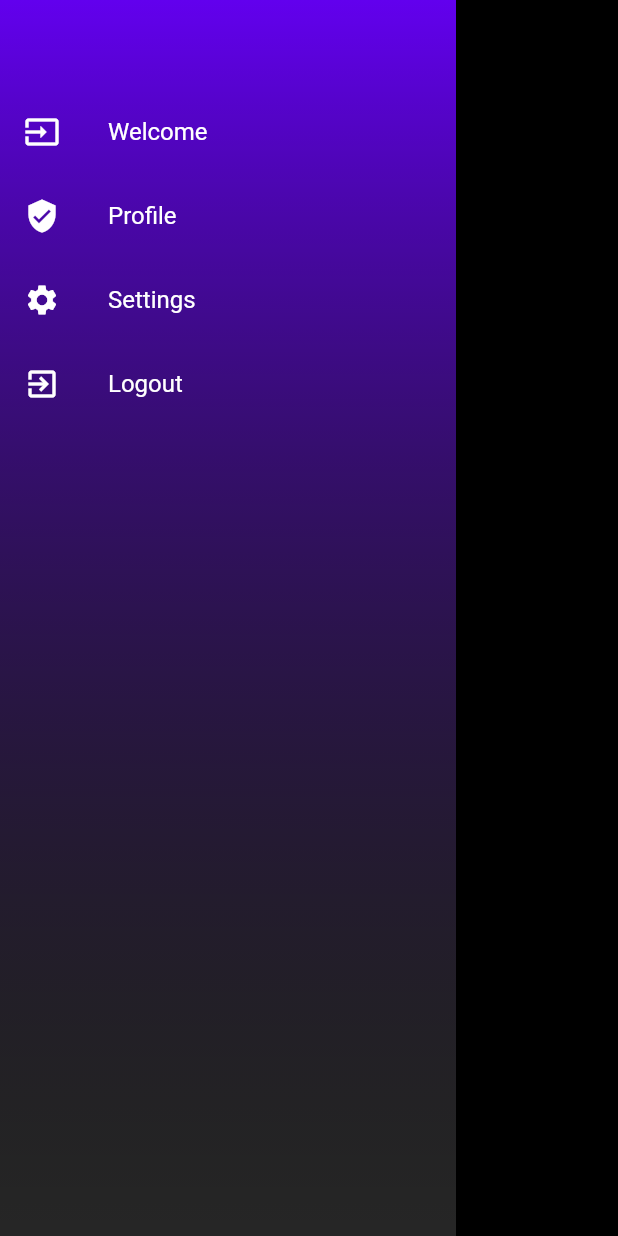
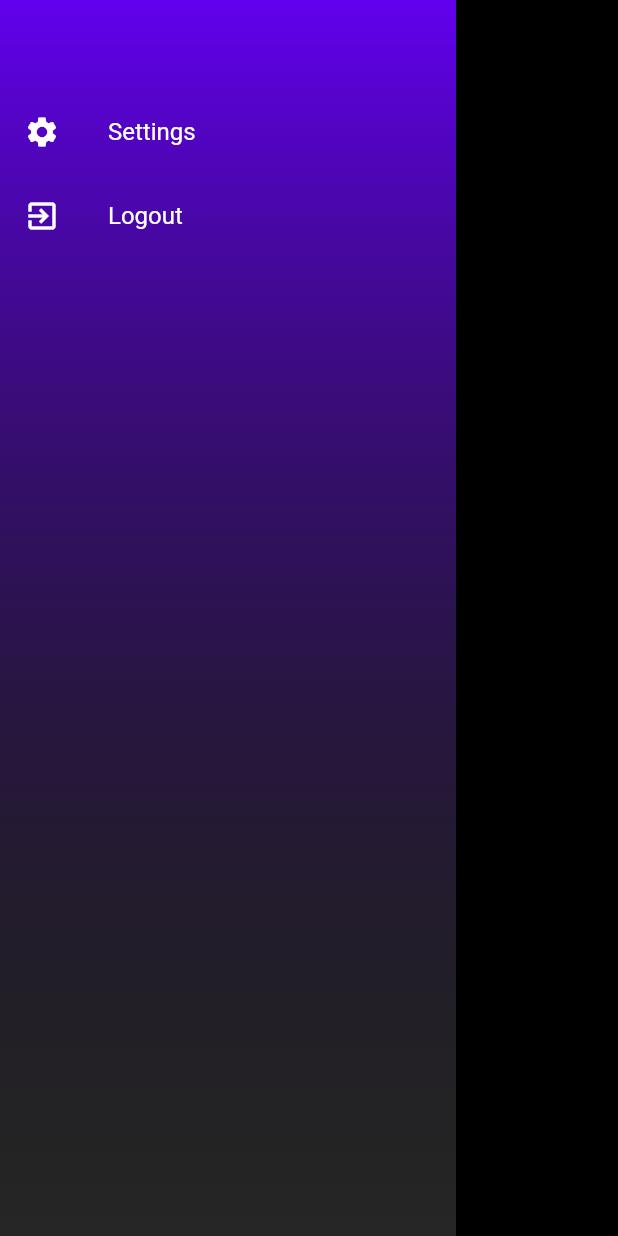
Before and after one commit to Hiebeler/Debt-Manager, a Flutter app: the NavDrawer widget shown alone on an empty page, opened directly, on a phone screen of 412 x 824 dp. Run offline on Flutter 3.47's test engine with Material 2 defaults, Android fonts, the phone set to English and light mode, and no system bars; our stand-ins replace cloud_firestore, firebase_auth, firebase_core, hive, hive_flutter, shared_preferences; accounts and stored records are empty.

Commit message:
Added Languages to Side Bar and deleted welcome and profile

```diff
--- a/lib/home/SideBar.dart
+++ b/lib/home/SideBar.dart
@@ -2,13 +2,13 @@ import 'package:debtmanager/settings.dart';
 import 'package:debtmanager/sign-in/sign_in.dart';
 import 'package:firebase_auth/firebase_auth.dart';
 import 'package:flutter/material.dart';
+import '/generated/l10n.dart';
 
 class NavDrawer extends StatelessWidget {
   const NavDrawer({Key? key}) : super(key: key);
 
   Future<String> loggout() async {
     await FirebaseAuth.instance.signOut();
-    print(FirebaseAuth.instance);
     return "worked";
   }
 
@@ -20,39 +20,29 @@ class NavDrawer extends StatelessWidget {
           gradient: LinearGradient(
             colors: [
               Theme.of(context).colorScheme.primary,
-              Color(0x000),
+              const Color(0x000),
             ],
-            begin: FractionalOffset(0.0, 0.0),
-            end: FractionalOffset(0.0, 1.0),
-            stops: [0.0, 1.0],
+            begin: const FractionalOffset(0.0, 0.0),
+            end: const FractionalOffset(0.0, 1.0),
+            stops: const [0.0, 1.0],
             tileMode: TileMode.clamp,
           ),
         ),
         child: ListView(
           padding: EdgeInsets.zero,
           children: <Widget>[
-            SizedBox(
+            const SizedBox(
               height: 60,
             ),
             ListTile(
-              leading: Icon(Icons.input),
-              title: Text('Welcome'),
-              onTap: () => {},
+              leading: const Icon(Icons.settings),
+              title: Text(S.of(context).settings),
+              onTap: () => {Navigator.of(context).push(
+                  MaterialPageRoute(builder: (context) => const Settings()))},
             ),
             ListTile(
-              leading: Icon(Icons.verified_user),
-              title: Text('Profile'),
-              onTap: () => {Navigator.of(context).pop()},
-            ),
-            ListTile(
-              leading: Icon(Icons.settings),
-              title: Text('Settings'),
-              onTap: () => {Navigator.of(context).push(
-                  MaterialPageRoute(builder: (context) => Settings()))},
-            ),
-            ListTile(
-              leading: Icon(Icons.exit_to_app),
-              title: Text('Logout'),
+              leading: const Icon(Icons.exit_to_app),
+              title: Text(S.of(context).logout),
               onTap: () => {
                 loggout().then((value) => {
                       if (value == "worked")
--- a/lib/l10n/intl_de.arb
+++ b/lib/l10n/intl_de.arb
@@ -28,5 +28,7 @@
   "lightMode": "Heller Modus",
   "language": "Sprache",
   "english": "Englisch",
-  "german": "Deutsch"
+  "german": "Deutsch",
+
+  "logout": "Ausloggen"
 }
--- a/lib/l10n/intl_en.arb
+++ b/lib/l10n/intl_en.arb
@@ -28,6 +28,8 @@
   "lightMode": "Light Mode",
   "language": "Language",
   "english": "English",
-  "german": "German"
+  "german": "German",
+
+  "logout": "Logout"
 
 }
```
Also changed, not shown: lib/generated/intl/messages_de.dart, lib/generated/intl/messages_en.dart, lib/generated/l10n.dart.
